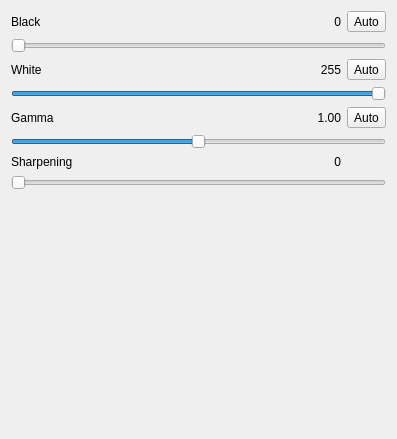
Qt form src/view/Curves.ui (wagenadl/sbemviewer) before a commit.
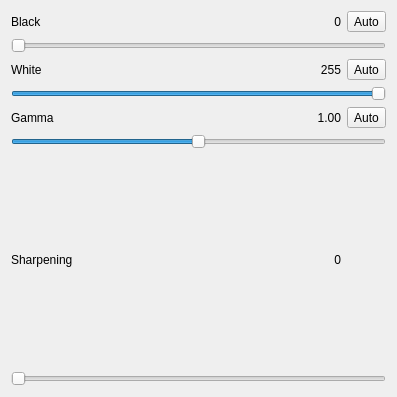
The same form after that commit.

Patch:
```diff
--- a/src/view/Curves.ui
+++ b/src/view/Curves.ui
@@ -7,7 +7,7 @@
     <x>0</x>
     <y>0</y>
     <width>397</width>
-    <height>439</height>
+    <height>397</height>
    </rect>
   </property>
   <property name="windowTitle">
@@ -34,19 +34,6 @@
      </property>
     </widget>
    </item>
-   <item row="8" column="0">
-    <spacer name="verticalSpacer">
-     <property name="orientation">
-      <enum>Qt::Vertical</enum>
-     </property>
-     <property name="sizeHint" stdset="0">
-      <size>
-       <width>20</width>
-       <height>40</height>
-      </size>
-     </property>
-    </spacer>
-   </item>
    <item row="2" column="0">
     <widget class="QLabel" name="label_5">
      <property name="text">
```
